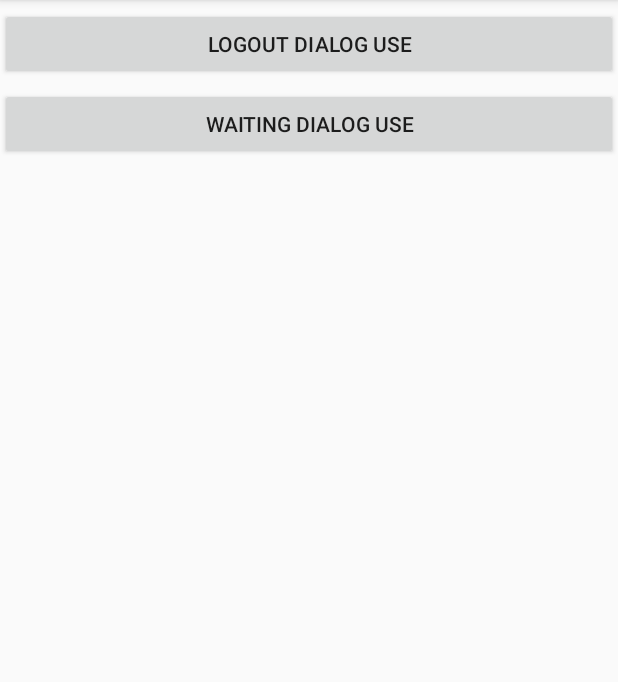
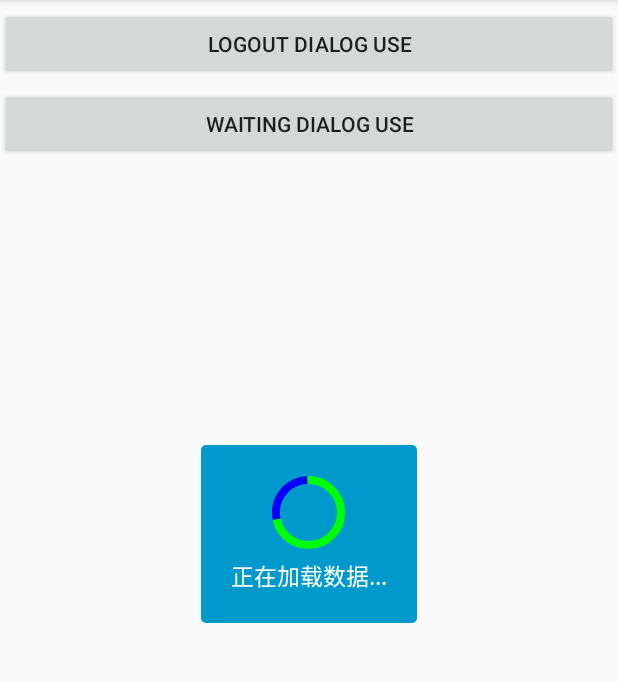
Before and after one commit to BohaiFisher/MyToolPro, an Android app: the DialogUseActivity screen opened directly, with no data from a screen before it, after a tap on "WAITING DIALOG USE", on a phone screen of 412 x 824 dp, the part 84-766 px from its top. Run offline under Robolectric (Android 15) with nearby library versions, the phone set to English and light mode, and no system bars; our stand-ins replace ButterKnife.

Commit message:
fisher: Loading Dialog 功能添加.

```diff
--- a/app/src/main/java/com/bohaifisher/views/dialogs/DialogUseActivity.java
+++ b/app/src/main/java/com/bohaifisher/views/dialogs/DialogUseActivity.java
@@ -44,9 +44,11 @@ public class DialogUseActivity extends BaseActivity {
         switch (view.getId()) {
             case R.id.btn_logout_dialog_use:
                 mLogoutDialog.show();
-                mLogoutDialog.setCanceledOnTouchOutside(false);
+                mLogoutDialog.setCanceledOnTouchOutside(false);//禁止点击
                 break;
             case R.id.btn_waiting_dialog_use:
+                LoadingDialog loadingDialog = new LoadingDialog(this, "正在加载数据...");
+                loadingDialog.show();
                 break;
         }
     }
--- /dev/null
+++ b/app/src/main/java/com/bohaifisher/views/dialogs/LVCircularRing.java
@@ -0,0 +1,117 @@
+package com.bohaifisher.views.dialogs;
+
+import android.animation.Animator;
+import android.animation.AnimatorListenerAdapter;
+import android.animation.ValueAnimator;
+import android.content.Context;
+import android.graphics.Canvas;
+import android.graphics.Color;
+import android.graphics.Paint;
+import android.graphics.RectF;
+import android.util.AttributeSet;
+import android.view.View;
+import android.view.animation.LinearInterpolator;
+
+/**
+ * Created by Sean on 2018/4/27.
+ */
+
+public class LVCircularRing extends View {
+
+    private float mWidth = 0f;
+    private float mPadding = 0f;
+    private float startAngle = 0f;
+    private Paint mPaint;
+
+    public LVCircularRing(Context context) {
+        this(context, null);
+    }
+
+    public LVCircularRing(Context context, AttributeSet attrs) {
+        this(context, attrs, 0);
+    }
+
+    public LVCircularRing(Context context, AttributeSet attrs, int defStyleAttr) {
+        super(context, attrs, defStyleAttr);
+        initPaint();
+    }
+
+    @Override
+    protected void onMeasure(int widthMeasureSpec, int heightMeasureSpec) {
+        super.onMeasure(widthMeasureSpec, heightMeasureSpec);
+
+        if (getMeasuredWidth() > getHeight())
+            mWidth = getMeasuredHeight();
+        else
+            mWidth = getMeasuredWidth();
+        mPadding = 5;
+    }
+
+    @Override
+    protected void onDraw(Canvas canvas) {
+        super.onDraw(canvas);
+
+//        mPaint.setColor(Color.argb(100, 255, 255, 255));//设置背景圈的颜色
+        mPaint.setColor(Color.GREEN);
+        canvas.drawCircle(mWidth / 2, mWidth / 2, mWidth / 2 - mPadding, mPaint);
+        mPaint.setColor(Color.BLUE);//设置里面转动部分的颜色
+        RectF rectF = new RectF(mPadding, mPadding, mWidth - mPadding, mWidth - mPadding);
+        canvas.drawArc(rectF, startAngle, 100, false, mPaint);// 第四个参数是否显示半径
+
+    }
+
+    private void initPaint() {
+        mPaint = new Paint();
+        mPaint.setAntiAlias(true);
+        mPaint.setStyle(Paint.Style.STROKE);
+        mPaint.setColor(Color.WHITE);
+        mPaint.setStrokeWidth(8);
+    }
+
+    public void startAnim() {
+        stopAnim();
+//        startViewAnim(0f, 1f, 1000);
+        startViewAnim(0f, 1f, 1500);
+    }
+
+    public void stopAnim() {
+        if (valueAnimator != null) {
+            clearAnimation();
+            valueAnimator.setRepeatCount(1);
+            valueAnimator.cancel();
+            valueAnimator.end();
+        }
+    }
+
+    ValueAnimator valueAnimator;
+
+    private ValueAnimator startViewAnim(float startF, final float endF, long time) {
+        valueAnimator = ValueAnimator.ofFloat(startF, endF);
+
+        valueAnimator.setDuration(time);
+        valueAnimator.setInterpolator(new LinearInterpolator());
+        valueAnimator.setRepeatCount(ValueAnimator.INFINITE);// 无限循环
+        valueAnimator.setRepeatMode(ValueAnimator.RESTART);//
+
+        valueAnimator.addUpdateListener(new ValueAnimator.AnimatorUpdateListener() {
+            @Override
+            public void onAnimationUpdate(ValueAnimator valueAnimator) {
+
+                float value = (float) valueAnimator.getAnimatedValue();
+                startAngle = 360 * value;
+
+                invalidate();
+            }
+        });
+        valueAnimator.addListener(new AnimatorListenerAdapter() {
+            @Override
+            public void onAnimationEnd(Animator animation) {
+                super.onAnimationEnd(animation);
+            }
+        });
+        if (!valueAnimator.isRunning()) {
+            valueAnimator.start();
+        }
+        return valueAnimator;
+    }
+}
--- /dev/null
+++ b/app/src/main/java/com/bohaifisher/views/dialogs/LoadingDialog.java
@@ -0,0 +1,57 @@
+package com.bohaifisher.views.dialogs;
+
+import android.content.Context;
+import android.os.Bundle;
+import android.support.v7.app.AlertDialog;
+import android.widget.TextView;
+
+import com.bohaifisher.mytoolpro.R;
+
+/**
+ * Created by Sean on 2018/4/27.
+ */
+
+public class LoadingDialog extends AlertDialog {
+
+    private LVCircularRing mLoadingView;
+    private TextView mTvLoading;
+    private String mShowHint;
+
+    public LoadingDialog(Context context, String showHint) {
+        super(context, R.style.Theme_Loading_Dialog);
+        this.mShowHint = showHint;
+    }
+
+    @Override
+    protected void onCreate(Bundle savedInstanceState) {
+        super.onCreate(savedInstanceState);
+        setContentView(R.layout.dialog_loading);
+
+        //点击imageview外侧区域，动画不会消失
+        setCanceledOnTouchOutside(false);
+        mLoadingView = (LVCircularRing) findViewById(R.id.lv_circularring);
+        // 页面中显示文本
+        mTvLoading = (TextView) findViewById(R.id.tv_loading);
+        // 显示文本
+        mTvLoading.setText(mShowHint);
+
+    }
+
+    /**
+     * 在AlertDialog的 onStart() 生命周期里面执行开始动画
+     */
+    @Override
+    protected void onStart() {
+        super.onStart();
+        mLoadingView.startAnim();
+    }
+
+    /**
+     * 在AlertDialog的onStop()生命周期里面执行停止动画
+     */
+    @Override
+    protected void onStop() {
+        super.onStop();
+        mLoadingView.stopAnim();
+    }
+}
--- /dev/null
+++ b/app/src/main/res/drawable/bg_loding_dialog.xml
@@ -0,0 +1,14 @@
+<?xml version="1.0" encoding="utf-8"?>
+<shape xmlns:android="http://schemas.android.com/apk/res/android">
+
+    <!-- 内部颜色 -->
+    <solid android:color="@android:color/holo_blue_dark" />
+
+    <!-- 圆角的幅度 -->
+    <corners
+        android:bottomLeftRadius="3dp"
+        android:bottomRightRadius="3dp"
+        android:topLeftRadius="3dp"
+        android:topRightRadius="3dp" />
+
+</shape>
--- /dev/null
+++ b/app/src/main/res/layout/dialog_loading.xml
@@ -0,0 +1,24 @@
+<?xml version="1.0" encoding="utf-8"?>
+<LinearLayout xmlns:android="http://schemas.android.com/apk/res/android"
+    android:id="@+id/dialog_view"
+    android:layout_width="match_parent"
+    android:layout_height="match_parent"
+    android:background="@drawable/bg_loding_dialog"
+    android:gravity="center"
+    android:orientation="vertical"
+    android:padding="20dp">
+
+    <com.bohaifisher.views.dialogs.LVCircularRing
+        android:id="@+id/lv_circularring"
+        android:layout_width="50dp"
+        android:layout_height="50dp" />
+
+    <TextView
+        android:id="@+id/tv_loading"
+        android:layout_width="wrap_content"
+        android:layout_height="wrap_content"
+        android:layout_marginTop="5dp"
+        android:textColor="#ffffff"
+        android:textSize="15sp" />
+
+</LinearLayout>
--- a/app/src/main/res/values/styles.xml
+++ b/app/src/main/res/values/styles.xml
@@ -28,4 +28,13 @@
         <item name="android:windowContentOverlay">@null</item>
     </style>
 
+    <style name="Theme_Loading_Dialog" parent="android:style/Theme.Dialog">
+        <item name="android:windowFrame">@null</item>
+        <item name="android:windowNoTitle">true</item>
+        <item name="android:windowBackground">@android:color/transparent</item>
+        <item name="android:windowIsFloating">true</item>
+        <item name="android:backgroundDimEnabled">false</item>
+        <item name="android:windowContentOverlay">@null</item>
+    </style>
+
 </resources>
```
